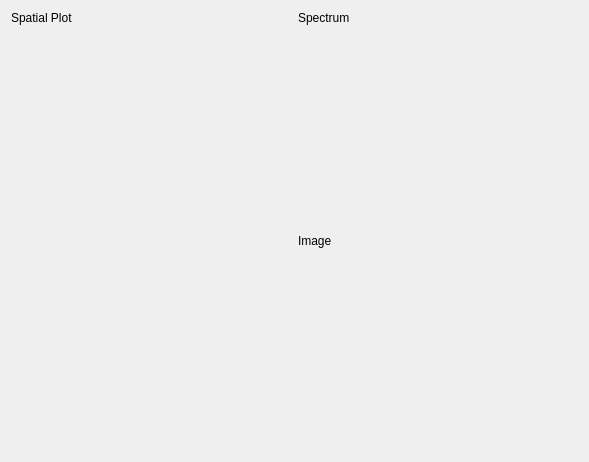
First picture: the form in PySpectrum/import_image.ui, repository GuLinux/PySpectrum, before the edit.
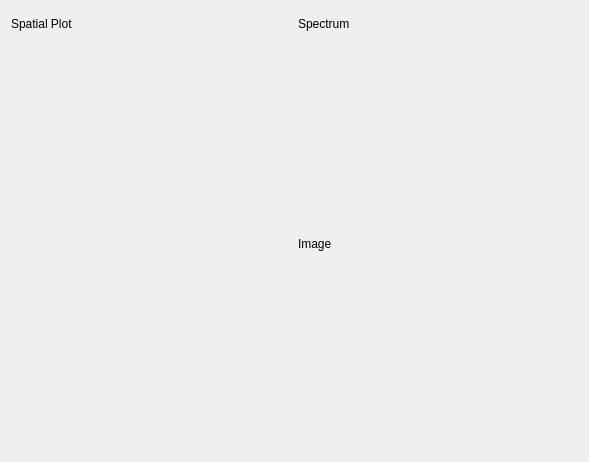
Second picture: the form after the edit.

Commit message: Displaying image and plots

```diff
--- a/PySpectrum/import_image.ui
+++ b/PySpectrum/import_image.ui
@@ -14,7 +14,7 @@
    <string>Import Image</string>
   </property>
   <layout class="QGridLayout" name="gridLayout">
-   <item row="1" column="1">
+   <item row="2" column="1">
     <widget class="QWidget" name="spectrum_plot_widget" native="true">
      <property name="sizePolicy">
       <sizepolicy hsizetype="Preferred" vsizetype="Expanding">
@@ -24,7 +24,7 @@
      </property>
     </widget>
    </item>
-   <item row="3" column="1">
+   <item row="4" column="1">
     <widget class="QWidget" name="image_widget" native="true">
      <property name="sizePolicy">
       <sizepolicy hsizetype="Preferred" vsizetype="Expanding">
@@ -34,14 +34,14 @@
      </property>
     </widget>
    </item>
-   <item row="0" column="0">
+   <item row="1" column="0">
     <widget class="QLabel" name="label">
      <property name="text">
       <string>Spatial Plot</string>
      </property>
     </widget>
    </item>
-   <item row="0" column="1">
+   <item row="1" column="1">
     <widget class="QLabel" name="label_2">
      <property name="sizePolicy">
       <sizepolicy hsizetype="Preferred" vsizetype="Minimum">
@@ -54,14 +54,14 @@
      </property>
     </widget>
    </item>
-   <item row="1" column="0" rowspan="3">
+   <item row="2" column="0" rowspan="3">
     <widget class="QWidget" name="spatial_plot_widget" native="true">
      <property name="toolTip">
       <string>&lt;html&gt;&lt;head/&gt;&lt;body&gt;&lt;p&gt;Rotate the image until you see a single thin vertical spike&lt;/p&gt;&lt;/body&gt;&lt;/html&gt;</string>
      </property>
     </widget>
    </item>
-   <item row="2" column="1">
+   <item row="3" column="1">
     <widget class="QLabel" name="label_3">
      <property name="sizePolicy">
       <sizepolicy hsizetype="Preferred" vsizetype="Minimum">
@@ -74,6 +74,9 @@
      </property>
     </widget>
    </item>
+   <item row="0" column="0" colspan="2">
+    <widget class="QWidget" name="toolbar_container" native="true"/>
+   </item>
   </layout>
  </widget>
  <resources/>
```
The commit also changes 2 other files.
